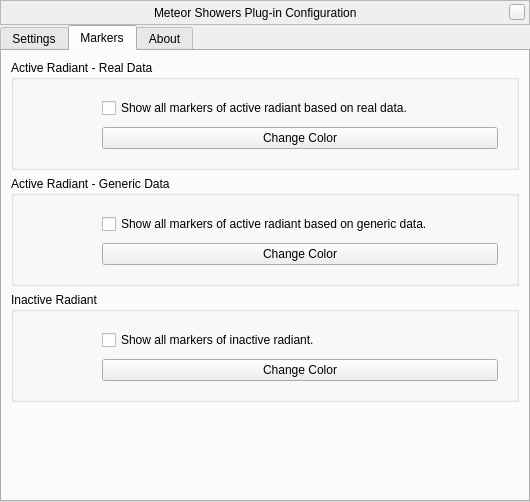
Qt form plugins/MeteorShowers/src/gui/meteorShowerDialog.ui (519984307/stellarium_src) before a commit.
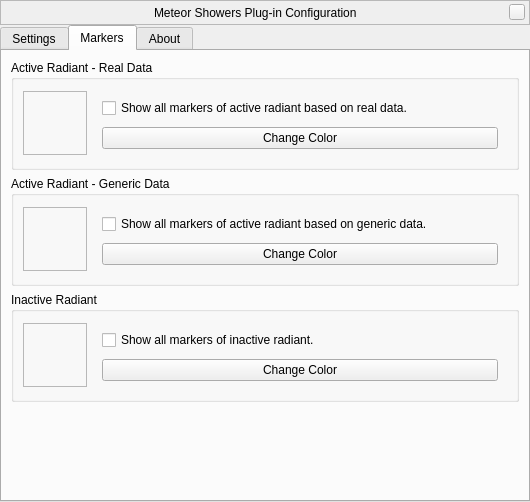
The same form after that commit. Icons and pictures are not drawn. Custom widgets are drawn as their Qt base class.

The edit to the form file:
```diff
--- a/plugins/MeteorShowers/src/gui/meteorShowerDialog.ui
+++ b/plugins/MeteorShowers/src/gui/meteorShowerDialog.ui
@@ -333,25 +333,6 @@
           <string>Active Radiant - Real Data</string>
          </property>
          <layout class="QGridLayout" name="gridLayout_2">
-          <item row="0" column="0">
-           <widget class="QWidget" name="textureAR" native="true">
-            <property name="minimumSize">
-             <size>
-              <width>64</width>
-              <height>64</height>
-             </size>
-            </property>
-            <property name="maximumSize">
-             <size>
-              <width>64</width>
-              <height>64</height>
-             </size>
-            </property>
-            <property name="styleSheet">
-             <string notr="true">background-image: url(:/MeteorShowers/radiant.png);</string>
-            </property>
-           </widget>
-          </item>
           <item row="0" column="1">
            <widget class="QFrame" name="frame">
             <property name="frameShape">
@@ -382,9 +363,58 @@
               </widget>
              </item>
             </layout>
-            <zorder>textureAR</zorder>
-            <zorder>pushButton</zorder>
-            <zorder>checkBox</zorder>
+            <zorder>changeColorARR</zorder>
+            <zorder>showARR</zorder>
+           </widget>
+          </item>
+          <item row="0" column="0">
+           <widget class="QFrame" name="frame_6">
+            <property name="minimumSize">
+             <size>
+              <width>64</width>
+              <height>64</height>
+             </size>
+            </property>
+            <property name="maximumSize">
+             <size>
+              <width>64</width>
+              <height>64</height>
+             </size>
+            </property>
+            <property name="frameShape">
+             <enum>QFrame::StyledPanel</enum>
+            </property>
+            <property name="frameShadow">
+             <enum>QFrame::Raised</enum>
+            </property>
+            <widget class="QLabel" name="textureARR">
+             <property name="geometry">
+              <rect>
+               <x>0</x>
+               <y>0</y>
+               <width>64</width>
+               <height>64</height>
+              </rect>
+             </property>
+             <property name="minimumSize">
+              <size>
+               <width>64</width>
+               <height>64</height>
+              </size>
+             </property>
+             <property name="maximumSize">
+              <size>
+               <width>64</width>
+               <height>64</height>
+              </size>
+             </property>
+             <property name="styleSheet">
+              <string notr="true">background-image: url(:/MeteorShowers/radiantSetting.png);</string>
+             </property>
+             <property name="text">
+              <string/>
+             </property>
+            </widget>
            </widget>
           </item>
          </layout>
@@ -397,7 +427,7 @@
          </property>
          <layout class="QGridLayout" name="gridLayout_3">
           <item row="0" column="0">
-           <widget class="QWidget" name="textureAG" native="true">
+           <widget class="QFrame" name="frame_4">
             <property name="minimumSize">
              <size>
               <width>64</width>
@@ -410,9 +440,40 @@
               <height>64</height>
              </size>
             </property>
-            <property name="styleSheet">
-             <string notr="true">background-image: url(:/MeteorShowers/radiant.png);</string>
+            <property name="frameShape">
+             <enum>QFrame::StyledPanel</enum>
             </property>
+            <property name="frameShadow">
+             <enum>QFrame::Raised</enum>
+            </property>
+            <widget class="QLabel" name="textureARG">
+             <property name="geometry">
+              <rect>
+               <x>0</x>
+               <y>0</y>
+               <width>64</width>
+               <height>64</height>
+              </rect>
+             </property>
+             <property name="minimumSize">
+              <size>
+               <width>64</width>
+               <height>64</height>
+              </size>
+             </property>
+             <property name="maximumSize">
+              <size>
+               <width>64</width>
+               <height>64</height>
+              </size>
+             </property>
+             <property name="styleSheet">
+              <string notr="true">background-image: url(:/MeteorShowers/radiantSetting.png);</string>
+             </property>
+             <property name="text">
+              <string/>
+             </property>
+            </widget>
            </widget>
           </item>
           <item row="0" column="1">
@@ -489,7 +550,7 @@
            </widget>
           </item>
           <item row="0" column="0">
-           <widget class="QWidget" name="textureI" native="true">
+           <widget class="QFrame" name="frame_5">
             <property name="minimumSize">
              <size>
               <width>64</width>
@@ -502,9 +563,42 @@
               <height>64</height>
              </size>
             </property>
-            <property name="styleSheet">
-             <string notr="true">background-image: url(:/MeteorShowers/radiant.png);</string>
+            <property name="frameShape">
+             <enum>QFrame::StyledPanel</enum>
             </property>
+            <property name="frameShadow">
+             <enum>QFrame::Raised</enum>
+            </property>
+            <widget class="QLabel" name="textureIR">
+             <property name="geometry">
+              <rect>
+               <x>0</x>
+               <y>0</y>
+               <width>64</width>
+               <height>64</height>
+              </rect>
+             </property>
+             <property name="minimumSize">
+              <size>
+               <width>64</width>
+               <height>64</height>
+              </size>
+             </property>
+             <property name="maximumSize">
+              <size>
+               <width>64</width>
+               <height>64</height>
+              </size>
+             </property>
+             <property name="styleSheet">
+              <string notr="true">background-image: url(:/MeteorShowers/radiantSetting.png);</string>
+             </property>
+             <property name="text">
+              <string/>
+             </property>
+            </widget>
+            <zorder>frame_3</zorder>
+            <zorder>textureIR</zorder>
            </widget>
           </item>
          </layout>
```
Left out of the diff: 12 changed lines with no effect on the pictures.
